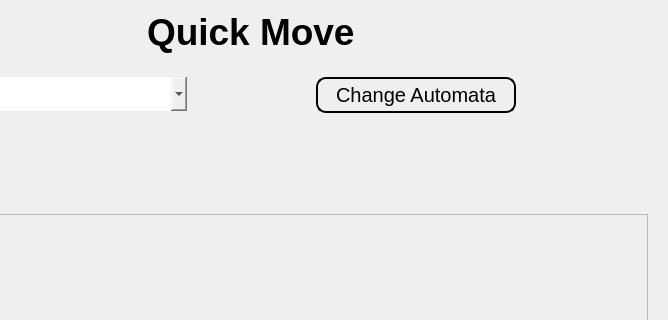
Achu-Worifung/quickMove, file ui/search.ui: the form before one commit; both pictures show x 165 to 833 and y 0 to 320 of the 833 by 707 pixel window.
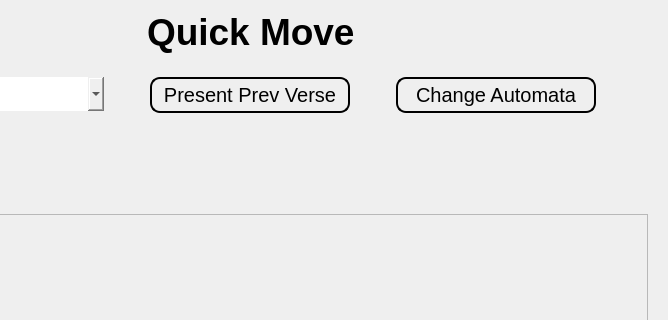
The form after the commit.

Commit message: added new button to return to prev displayed verse

```diff
--- a/ui/search.ui
+++ b/ui/search.ui
@@ -60,6 +60,30 @@
              </property>
             </widget>
            </item>
+           <item alignment="Qt::AlignTop">
+            <widget class="QPushButton" name="prev_verse">
+             <property name="maximumSize">
+              <size>
+               <width>200</width>
+               <height>16777215</height>
+              </size>
+             </property>
+             <property name="styleSheet">
+              <string notr="true">
+
+    border-style: outset;
+    border-width: 2px;
+    border-radius: 10px;
+    border-color: black;
+    padding: 4px;
+font:20px
+</string>
+             </property>
+             <property name="text">
+              <string>Present Prev Verse</string>
+             </property>
+            </widget>
+           </item>
            <item alignment="Qt::AlignTop">
             <widget class="QPushButton" name="pushButton">
              <property name="maximumSize">
```
The commit also changes 2 other files.
